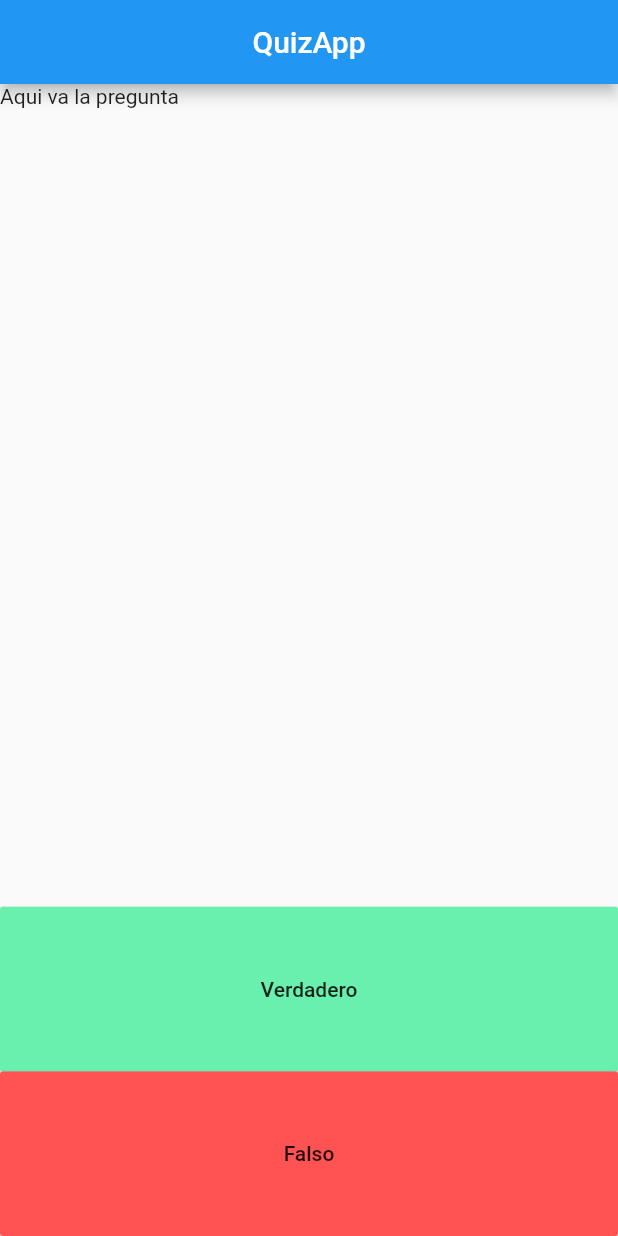
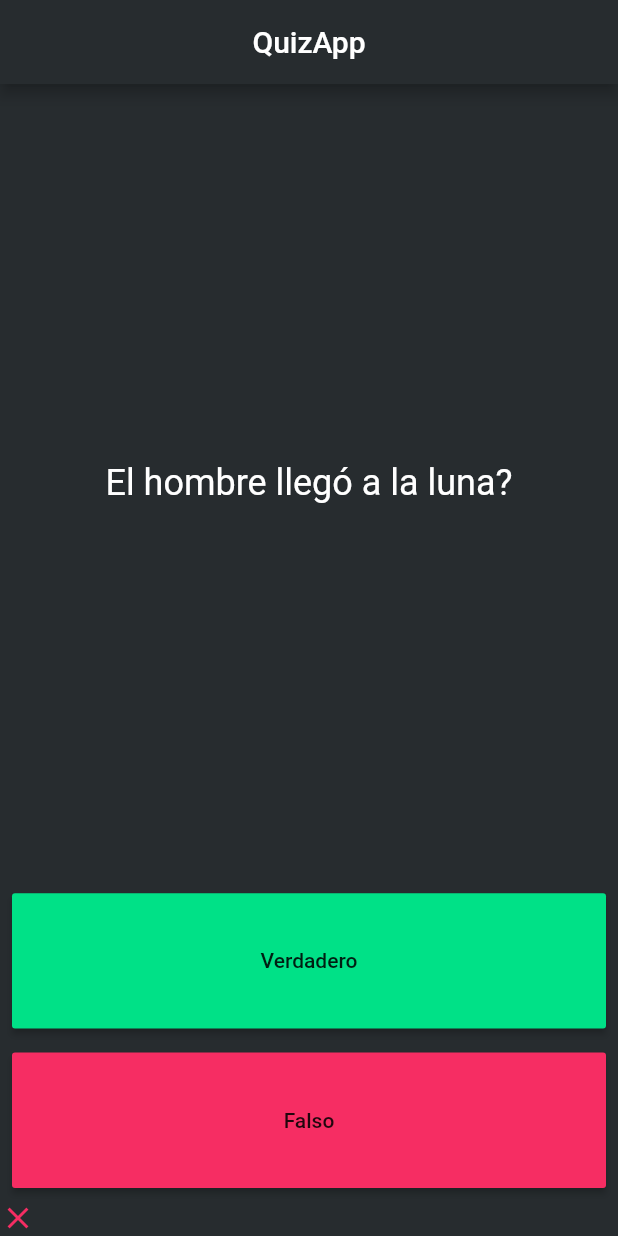
Before and after one commit to cparragatorres/flutter_codigo5_quiz, a Flutter app: the screen it shows after launch, after a tap on "Verdadero", on a phone screen of 412 x 824 dp. Run offline on Flutter 3.47's test engine with Material 2 defaults, Android fonts, the phone set to English and light mode, and no system bars.

Commit message:
Funcionamiento del botón Verdadero

```diff
--- a/lib/main.dart
+++ b/lib/main.dart
@@ -15,13 +15,37 @@ class MyApp extends StatelessWidget {
   }
 }
 
-class QuizPage extends StatelessWidget {
-  const QuizPage({Key? key}) : super(key: key);
+class QuizPage extends StatefulWidget {
+
+  @override
+  State<QuizPage> createState() => _QuizPageState();
+}
+
+class _QuizPageState extends State<QuizPage> {
+  List<String>questions = [
+    "El hombre llegó a la luna?",
+    "La tierra es plana?",
+    "Desayunaron?",
+  ];
+
+  List<bool>answer = [
+    false,
+    false,
+    true,
+  ];
+
+  int questionNumber = 0;
+
+  List<Icon> scoreKeeper = [
+
+  ];
 
   @override
   Widget build(BuildContext context) {
     return Scaffold(
+      backgroundColor: Color(0xff272c2f),
       appBar: AppBar(
+        backgroundColor: Color(0xff272c2f),
         title: Text("QuizApp"),
         centerTitle: true,
       ),
@@ -29,21 +53,49 @@ class QuizPage extends StatelessWidget {
         crossAxisAlignment: CrossAxisAlignment.stretch,
         children: [
           Expanded(
-              flex: 5,
-              child: Text("Aqui va la pregunta")),
-          Expanded(
-            child: MaterialButton(
-              color: Colors.greenAccent,
-              child: Text("Verdadero"),
-              onPressed: () {},
+            flex: 5,
+            child: Center(
+              child: Text(
+                questions[questionNumber],
+                textAlign: TextAlign.center,
+                style: TextStyle(fontSize: 24.0, color: Colors.white),
+              ),
             ),
           ),
           Expanded(
-            child: MaterialButton(
-              color: Colors.redAccent,
-              child: Text("Falso"),
-              onPressed: () {},
+            child: Padding(
+              padding: const EdgeInsets.all(8.0),
+              child: MaterialButton(
+                color: const Color(0xff00e187),
+                child: const Text("Verdadero"),
+                onPressed: () {
+
+                  bool correctAnswer = answer[questionNumber];
+                  if(correctAnswer == true){
+                    scoreKeeper.add(Icon(Icons.check, color: const Color(0xff00e187),),);
+                  }else {
+                    scoreKeeper.add(Icon(Icons.close, color: const Color(0xfff62d63),),);
+                  }
+                  setState((){
+
+                  });
+
+                },
+              ),
             ),
+          ),
+          Expanded(
+            child: Padding(
+              padding: const EdgeInsets.all(8.0),
+              child: MaterialButton(
+                color: const Color(0xfff62d63),
+                child: const Text("Falso"),
+                onPressed: () {},
+              ),
+            ),
+          ),
+          Row(
+            children: scoreKeeper,
           ),
         ],
       ),
```
